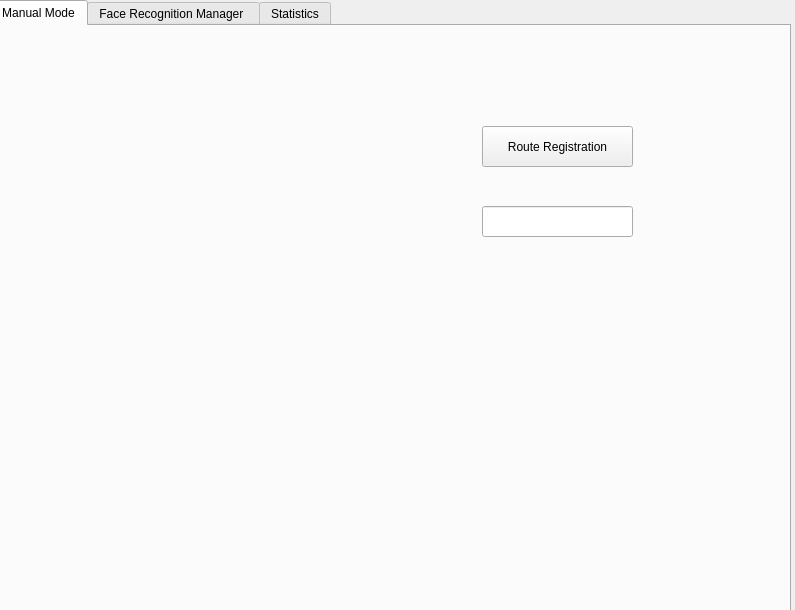
Above: VisionVoyagerGUI/adminmodewindow.ui from IuliaKovacs/VisionVoyager---DiplomaProject before the change. Below: the same form after it.
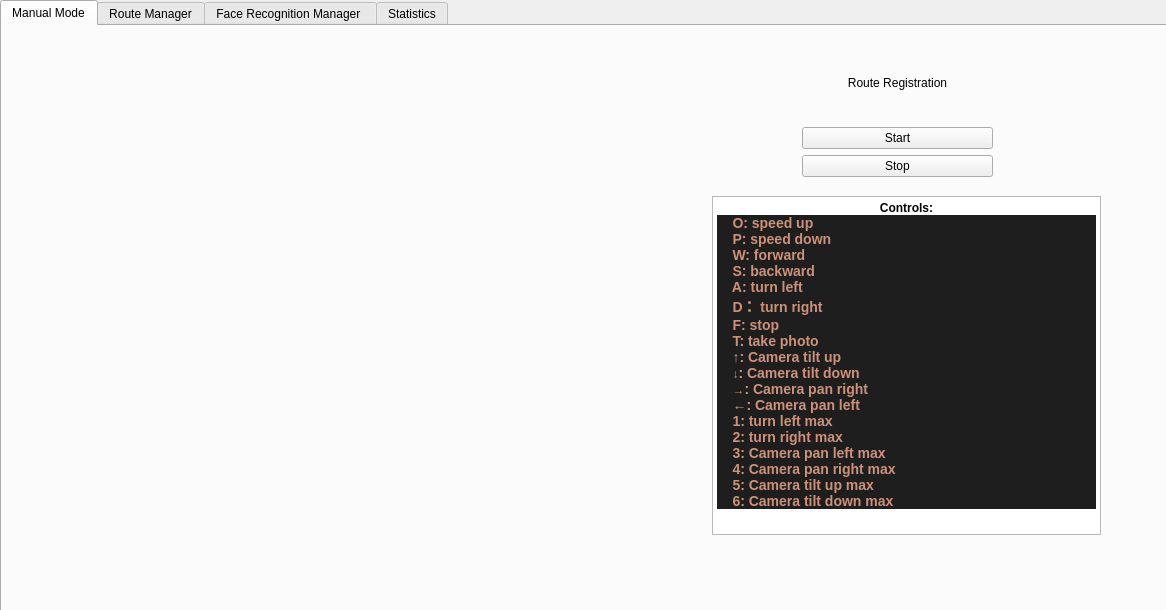
That is the form after the change. The open tabs and pages were chosen to show the change.

Commit message: Manual Mode - keyboard thread + UI thread

```diff
--- a/VisionVoyagerGUI/adminmodewindow.ui
+++ b/VisionVoyagerGUI/adminmodewindow.ui
@@ -6,7 +6,7 @@
    <rect>
     <x>0</x>
     <y>0</y>
-    <width>795</width>
+    <width>1166</width>
     <height>610</height>
    </rect>
   </property>
@@ -17,12 +17,15 @@
    <string notr="true"/>
   </property>
   <widget class="QWidget" name="main_window">
+   <property name="styleSheet">
+    <string notr="true">alternate-background-color: rgb(107, 107, 107);</string>
+   </property>
    <widget class="QTabWidget" name="tabWidget">
     <property name="geometry">
      <rect>
-      <x>-10</x>
+      <x>0</x>
       <y>0</y>
-      <width>801</width>
+      <width>1181</width>
       <height>621</height>
      </rect>
     </property>
@@ -36,20 +39,109 @@
      <widget class="QWidget" name="horizontalLayoutWidget">
       <property name="geometry">
        <rect>
-        <x>50</x>
-        <y>100</y>
-        <width>301</width>
-        <height>121</height>
+        <x>40</x>
+        <y>40</y>
+        <width>621</width>
+        <height>511</height>
        </rect>
       </property>
       <layout class="QHBoxLayout" name="layout_2"/>
      </widget>
+     <widget class="QWidget" name="verticalLayoutWidget">
+      <property name="geometry">
+       <rect>
+        <x>800</x>
+        <y>50</y>
+        <width>191</width>
+        <height>101</height>
+       </rect>
+      </property>
+      <layout class="QVBoxLayout" name="verticalLayout">
+       <item>
+        <widget class="QLabel" name="label_2">
+         <property name="text">
+          <string>Route Registration</string>
+         </property>
+         <property name="alignment">
+          <set>Qt::AlignHCenter|Qt::AlignTop</set>
+         </property>
+        </widget>
+       </item>
+       <item>
+        <widget class="QPushButton" name="pushButton_2">
+         <property name="text">
+          <string>Start</string>
+         </property>
+        </widget>
+       </item>
+       <item>
+        <widget class="QPushButton" name="pushButton_3">
+         <property name="text">
+          <string>Stop</string>
+         </property>
+        </widget>
+       </item>
+      </layout>
+     </widget>
+     <widget class="QTextBrowser" name="textBrowser">
+      <property name="geometry">
+       <rect>
+        <x>710</x>
+        <y>170</y>
+        <width>389</width>
+        <height>339</height>
+       </rect>
+      </property>
+      <property name="html">
+       <string>&lt;!DOCTYPE HTML PUBLIC &quot;-//W3C//DTD HTML 4.0//EN&quot; &quot;http://www.w3.org/TR/REC-html40/strict.dtd&quot;&gt;
+&lt;html&gt;&lt;head&gt;&lt;meta name=&quot;qrichtext&quot; content=&quot;1&quot; /&gt;&lt;meta charset=&quot;utf-8&quot; /&gt;&lt;style type=&quot;text/css&quot;&gt;
+p, li { white-space: pre-wrap; }
+hr { height: 1px; border-width: 0; }
+li.unchecked::marker { content: &quot;\2610&quot;; }
+li.checked::marker { content: &quot;\2612&quot;; }
+&lt;/style&gt;&lt;/head&gt;&lt;body style=&quot; font-family:'Segoe UI'; font-size:9pt; font-weight:400; font-style:normal;&quot;&gt;
+&lt;p align=&quot;center&quot; style=&quot; margin-top:0px; margin-bottom:0px; margin-left:0px; margin-right:0px; -qt-block-indent:0; text-indent:0px;&quot;&gt;&lt;span style=&quot; font-weight:700;&quot;&gt;Controls:&lt;/span&gt;&lt;/p&gt;
+&lt;p style=&quot; margin-top:0px; margin-bottom:0px; margin-left:0px; margin-right:0px; -qt-block-indent:0; text-indent:0px; background-color:#1e1e1e;&quot;&gt;&lt;span style=&quot; font-family:'Consolas','Courier New','monospace'; font-size:14px; font-weight:700; color:#ce9178;&quot;&gt;    O: speed up&lt;/span&gt;&lt;/p&gt;
+&lt;p style=&quot; margin-top:0px; margin-bottom:0px; margin-left:0px; margin-right:0px; -qt-block-indent:0; text-indent:0px; background-color:#1e1e1e;&quot;&gt;&lt;span style=&quot; font-family:'Consolas','Courier New','monospace'; font-size:14px; font-weight:700; color:#ce9178;&quot;&gt;    P: speed down&lt;/span&gt;&lt;/p&gt;
+&lt;p style=&quot; margin-top:0px; margin-bottom:0px; margin-left:0px; margin-right:0px; -qt-block-indent:0; text-indent:0px; background-color:#1e1e1e;&quot;&gt;&lt;span style=&quot; font-family:'Consolas','Courier New','monospace'; font-size:14px; font-weight:700; color:#ce9178;&quot;&gt;    W: forward&lt;/span&gt;&lt;/p&gt;
+&lt;p style=&quot; margin-top:0px; margin-bottom:0px; margin-left:0px; margin-right:0px; -qt-block-indent:0; text-indent:0px; background-color:#1e1e1e;&quot;&gt;&lt;span style=&quot; font-family:'Consolas','Courier New','monospace'; font-size:14px; font-weight:700; color:#ce9178;&quot;&gt;    S: backward&lt;/span&gt;&lt;/p&gt;
+&lt;p style=&quot; margin-top:0px; margin-bottom:0px; margin-left:0px; margin-right:0px; -qt-block-indent:0; text-indent:0px; background-color:#1e1e1e;&quot;&gt;&lt;span style=&quot; font-family:'Consolas','Courier New','monospace'; font-size:14px; font-weight:700; color:#ce9178;&quot;&gt;    A: turn left&lt;/span&gt;&lt;/p&gt;
+&lt;p style=&quot; margin-top:0px; margin-bottom:0px; margin-left:0px; margin-right:0px; -qt-block-indent:0; text-indent:0px; background-color:#1e1e1e;&quot;&gt;&lt;span style=&quot; font-family:'Consolas','Courier New','monospace'; font-size:14px; font-weight:700; color:#ce9178;&quot;&gt;    D： turn right&lt;/span&gt;&lt;/p&gt;
+&lt;p style=&quot; margin-top:0px; margin-bottom:0px; margin-left:0px; margin-right:0px; -qt-block-indent:0; text-indent:0px; background-color:#1e1e1e;&quot;&gt;&lt;span style=&quot; font-family:'Consolas','Courier New','monospace'; font-size:14px; font-weight:700; color:#ce9178;&quot;&gt;    F: stop&lt;/span&gt;&lt;/p&gt;
+&lt;p style=&quot; margin-top:0px; margin-bottom:0px; margin-left:0px; margin-right:0px; -qt-block-indent:0; text-indent:0px; background-color:#1e1e1e;&quot;&gt;&lt;span style=&quot; font-family:'Consolas','Courier New','monospace'; font-size:14px; font-weight:700; color:#ce9178;&quot;&gt;    T: take photo&lt;/span&gt;&lt;/p&gt;
+&lt;p style=&quot; margin-top:0px; margin-bottom:0px; margin-left:0px; margin-right:0px; -qt-block-indent:0; text-indent:0px; background-color:#1e1e1e;&quot;&gt;&lt;span style=&quot; font-family:'Consolas','Courier New','monospace'; font-size:14px; font-weight:700; color:#ce9178;&quot;&gt;    ↑: Camera tilt up&lt;/span&gt;&lt;/p&gt;
+&lt;p style=&quot; margin-top:0px; margin-bottom:0px; margin-left:0px; margin-right:0px; -qt-block-indent:0; text-indent:0px; background-color:#1e1e1e;&quot;&gt;&lt;span style=&quot; font-family:'Consolas','Courier New','monospace'; font-size:14px; font-weight:700; color:#ce9178;&quot;&gt;    &lt;/span&gt;&lt;span style=&quot; font-family:'Consolas','Courier New','monospace'; font-weight:700; color:#ce9178;&quot;&gt;↓&lt;/span&gt;&lt;span style=&quot; font-family:'Consolas','Courier New','monospace'; font-size:14px; font-weight:700; color:#ce9178;&quot;&gt;: Camera tilt down&lt;/span&gt;&lt;/p&gt;
+&lt;p style=&quot; margin-top:0px; margin-bottom:0px; margin-left:0px; margin-right:0px; -qt-block-indent:0; text-indent:0px; background-color:#1e1e1e;&quot;&gt;&lt;span style=&quot; font-family:'Consolas','Courier New','monospace'; font-size:14px; font-weight:700; color:#ce9178;&quot;&gt;    &lt;/span&gt;&lt;span style=&quot; font-family:'Consolas','Courier New','monospace'; font-weight:700; color:#ce9178;&quot;&gt;→&lt;/span&gt;&lt;span style=&quot; font-family:'Consolas','Courier New','monospace'; font-size:14px; font-weight:700; color:#ce9178;&quot;&gt;: Camera pan right &lt;/span&gt;&lt;/p&gt;
+&lt;p style=&quot; margin-top:0px; margin-bottom:0px; margin-left:0px; margin-right:0px; -qt-block-indent:0; text-indent:0px; background-color:#1e1e1e;&quot;&gt;&lt;span style=&quot; font-family:'Consolas','Courier New','monospace'; font-size:14px; font-weight:700; color:#ce9178;&quot;&gt;    ←: Camera pan left &lt;/span&gt;&lt;/p&gt;
+&lt;p style=&quot; margin-top:0px; margin-bottom:0px; margin-left:0px; margin-right:0px; -qt-block-indent:0; text-indent:0px; background-color:#1e1e1e;&quot;&gt;&lt;span style=&quot; font-family:'Consolas','Courier New','monospace'; font-size:14px; font-weight:700; color:#ce9178;&quot;&gt;    1: turn left max &lt;/span&gt;&lt;/p&gt;
+&lt;p style=&quot; margin-top:0px; margin-bottom:0px; margin-left:0px; margin-right:0px; -qt-block-indent:0; text-indent:0px; background-color:#1e1e1e;&quot;&gt;&lt;span style=&quot; font-family:'Consolas','Courier New','monospace'; font-size:14px; font-weight:700; color:#ce9178;&quot;&gt;    2: turn right max &lt;/span&gt;&lt;/p&gt;
+&lt;p style=&quot; margin-top:0px; margin-bottom:0px; margin-left:0px; margin-right:0px; -qt-block-indent:0; text-indent:0px; background-color:#1e1e1e;&quot;&gt;&lt;span style=&quot; font-family:'Consolas','Courier New','monospace'; font-size:14px; font-weight:700; color:#ce9178;&quot;&gt;    3: Camera pan left max&lt;/span&gt;&lt;/p&gt;
+&lt;p style=&quot; margin-top:0px; margin-bottom:0px; margin-left:0px; margin-right:0px; -qt-block-indent:0; text-indent:0px; background-color:#1e1e1e;&quot;&gt;&lt;span style=&quot; font-family:'Consolas','Courier New','monospace'; font-size:14px; font-weight:700; color:#ce9178;&quot;&gt;    4: Camera pan right max&lt;/span&gt;&lt;/p&gt;
+&lt;p style=&quot; margin-top:0px; margin-bottom:0px; margin-left:0px; margin-right:0px; -qt-block-indent:0; text-indent:0px; background-color:#1e1e1e;&quot;&gt;&lt;span style=&quot; font-family:'Consolas','Courier New','monospace'; font-size:14px; font-weight:700; color:#ce9178;&quot;&gt;    5: Camera tilt up max&lt;/span&gt;&lt;/p&gt;
+&lt;p style=&quot; margin-top:0px; margin-bottom:0px; margin-left:0px; margin-right:0px; -qt-block-indent:0; text-indent:0px; background-color:#1e1e1e;&quot;&gt;&lt;span style=&quot; font-family:'Consolas','Courier New','monospace'; font-size:14px; font-weight:700; color:#ce9178;&quot;&gt;    6: Camera tilt down max&lt;/span&gt;&lt;/p&gt;&lt;/body&gt;&lt;/html&gt;</string>
+      </property>
+     </widget>
+    </widget>
+    <widget class="QWidget" name="tab_4">
+     <attribute name="title">
+      <string>Route Manager</string>
+     </attribute>
+     <widget class="QLineEdit" name="lineEdit">
+      <property name="geometry">
+       <rect>
+        <x>320</x>
+        <y>270</y>
+        <width>281</width>
+        <height>31</height>
+       </rect>
+      </property>
+     </widget>
      <widget class="QPushButton" name="routeRegistrationButton">
       <property name="geometry">
        <rect>
-        <x>490</x>
-        <y>100</y>
-        <width>151</width>
+        <x>320</x>
+        <y>190</y>
+        <width>281</width>
         <height>41</height>
        </rect>
       </property>
@@ -63,16 +155,6 @@
        <string>Route Registration</string>
       </property>
      </widget>
-     <widget class="QLineEdit" name="lineEdit">
-      <property name="geometry">
-       <rect>
-        <x>490</x>
-        <y>180</y>
-        <width>151</width>
-        <height>31</height>
-       </rect>
-      </property>
-     </widget>
     </widget>
     <widget class="QWidget" name="tab_2">
      <attribute name="title">
```
Left out of the diff: 31 changed lines with no effect on the pictures. The commit also changes 5 other files.
